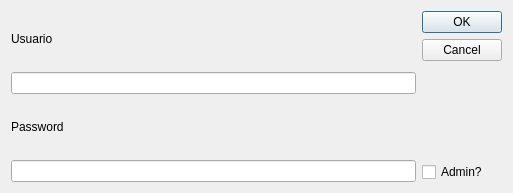
Above: source/login.ui from hugo19941994/ViajeFacil before the change. Below: the same form after it.
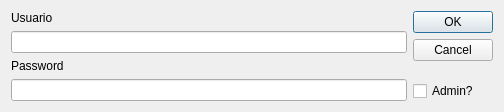
That is the form after the change.

The edit to the form file:
```diff
--- a/source/login.ui
+++ b/source/login.ui
@@ -6,8 +6,8 @@
    <rect>
     <x>0</x>
     <y>0</y>
-    <width>513</width>
-    <height>193</height>
+    <width>504</width>
+    <height>110</height>
    </rect>
   </property>
   <property name="windowTitle">
```
